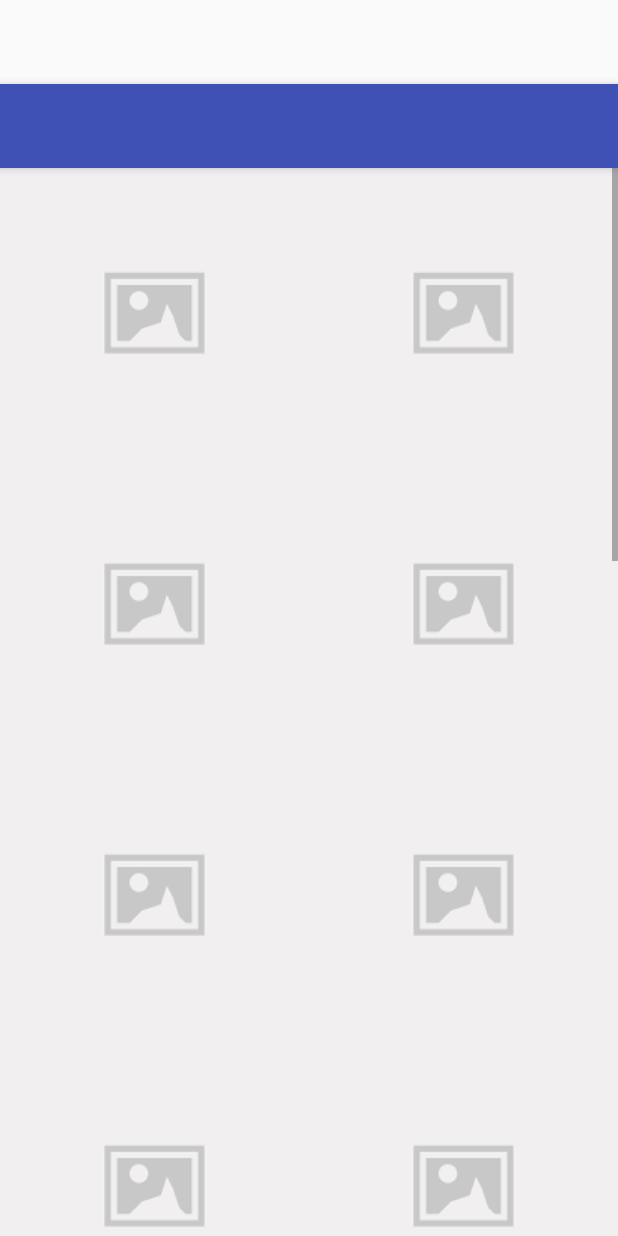
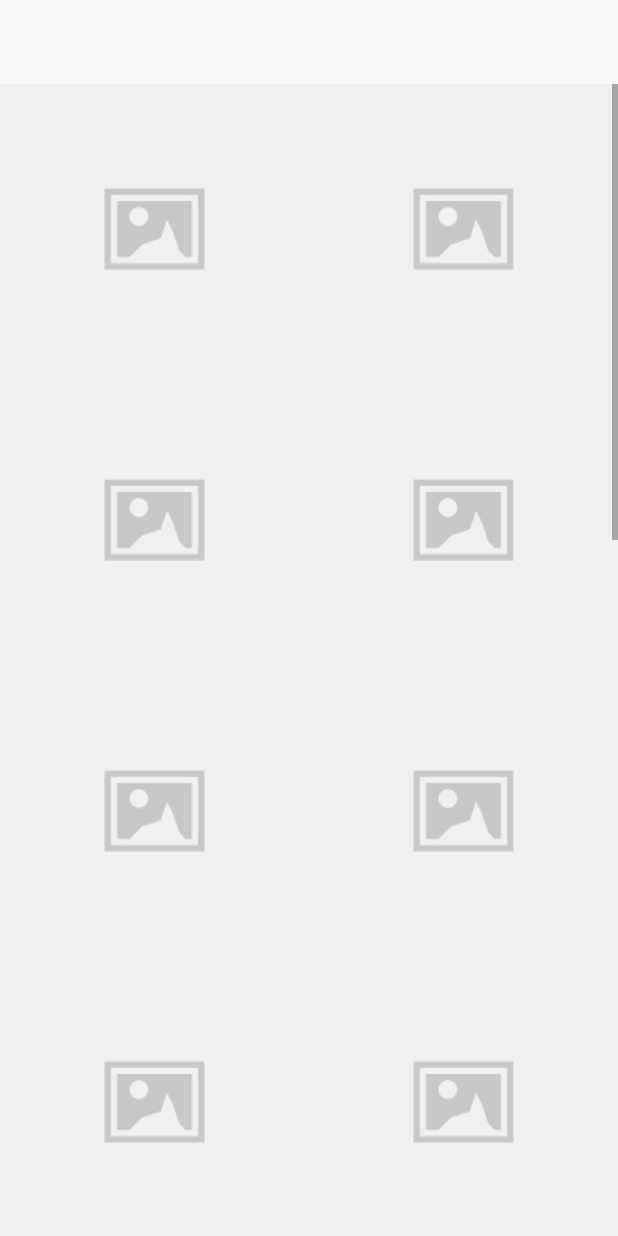
Before and after one commit to ashwinath/Android_Popular_Movies_App, an Android app: the layout activity_main.xml on its own in the app's theme, with its tools: preview values and no code run, on a phone screen of 412 x 824 dp. Run offline under Robolectric (Android 15) with nearby library versions, the phone set to English and light mode, and no system bars.

Commit message:
got rid of the tool bar in mainactivity.java

```diff
--- a/app/src/main/AndroidManifest.xml
+++ b/app/src/main/AndroidManifest.xml
@@ -13,7 +13,7 @@
         <activity
             android:name=".MainActivity"
             android:label="@string/app_name"
-            android:theme="@style/AppTheme.NoActionBar">
+            android:theme="@style/AppTheme">
             <intent-filter>
                 <action android:name="android.intent.action.MAIN" />
 
--- a/app/src/main/java/com/example/ashwin/popularmovies/MainActivity.java
+++ b/app/src/main/java/com/example/ashwin/popularmovies/MainActivity.java
@@ -18,8 +18,6 @@ public class MainActivity extends AppCompatActivity {
     protected void onCreate(Bundle savedInstanceState) {
         super.onCreate(savedInstanceState);
         setContentView(R.layout.activity_main);
-        Toolbar toolbar = (Toolbar) findViewById(R.id.toolbar);
-        setSupportActionBar(toolbar);
     }
 
     @Override
--- a/app/src/main/res/layout/activity_main.xml
+++ b/app/src/main/res/layout/activity_main.xml
@@ -7,20 +7,6 @@
     android:fitsSystemWindows="true"
     tools:context="com.example.ashwin.popularmovies.MainActivity">
 
-    <android.support.design.widget.AppBarLayout
-        android:layout_width="match_parent"
-        android:layout_height="wrap_content"
-        android:theme="@style/AppTheme.AppBarOverlay">
-
-        <android.support.v7.widget.Toolbar
-            android:id="@+id/toolbar"
-            android:layout_width="match_parent"
-            android:layout_height="?attr/actionBarSize"
-            android:background="?attr/colorPrimary"
-            app:popupTheme="@style/AppTheme.PopupOverlay" />
-
-    </android.support.design.widget.AppBarLayout>
-
     <include layout="@layout/content_main" />
 
 </android.support.design.widget.CoordinatorLayout>
```
